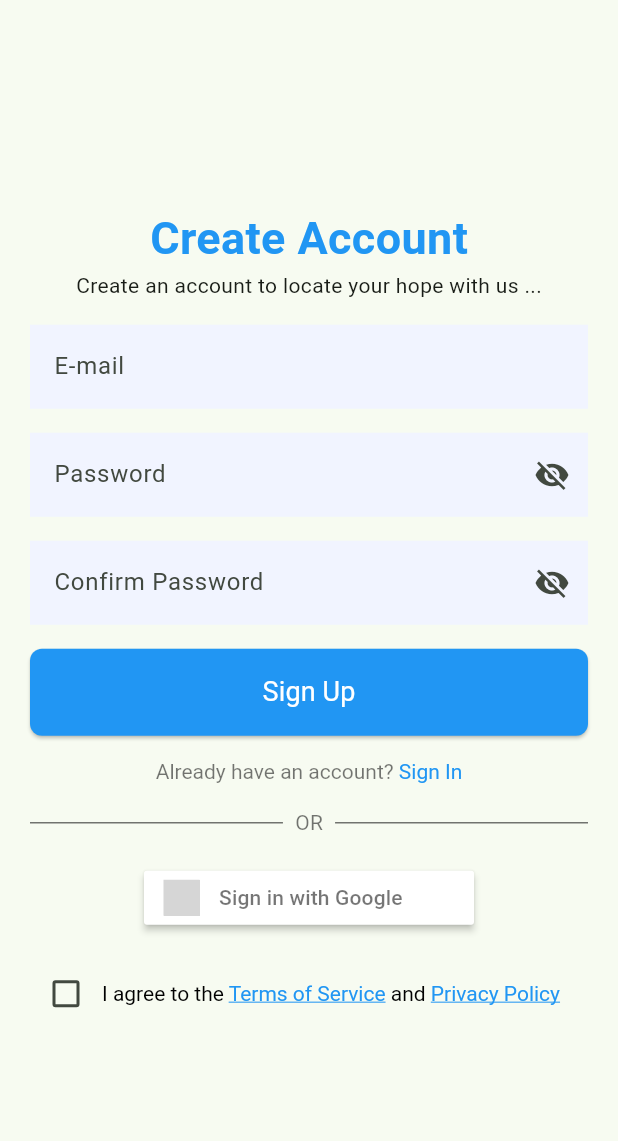
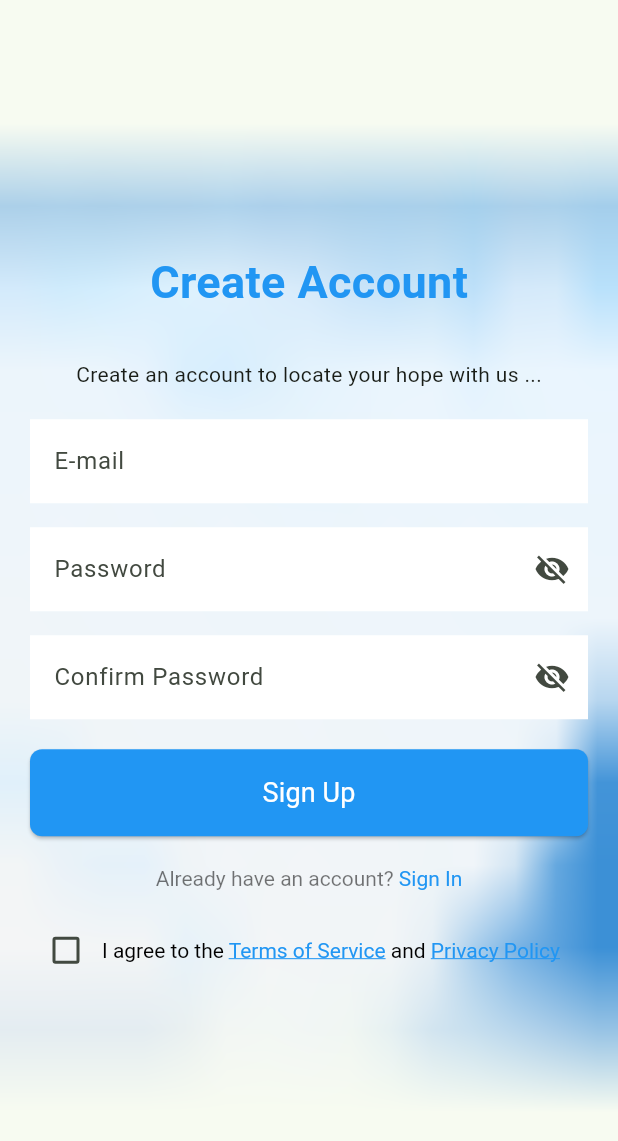
Before and after one commit to ChandulaJ/HarvestLinkApp, a Flutter app: the SignUpPage screen opened directly, on a phone screen of 412 x 824 dp. Shown: the top 1141 px of the screen. Run offline on Flutter 3.47's test engine with Material 3 defaults, Android fonts, the phone set to English and light mode, and no system bars; drawn by our look-alikes of sign_in_button; our stand-ins replace cloud_firestore, easy_search_bar, firebase_core, flutter_svg_provider, get, google_fonts and 1 more; accounts and stored records are empty; grey boxes are pictures that could not be loaded.

Commit message:
Sign in and signup pages designed

```diff
--- a/lib/common/views/pages/signin_page.dart
+++ b/lib/common/views/pages/signin_page.dart
@@ -1,5 +1,6 @@
 import 'package:flutter/gestures.dart';
 import 'package:flutter/material.dart';
+import 'package:flutter_svg_provider/flutter_svg_provider.dart';
 import 'package:get/get.dart';
 import 'package:harvest_delivery/common/views/components/farmerCustomerSelector.dart';
 import 'package:harvest_delivery/customerSide/view/pages/main_page.dart';
@@ -21,15 +22,23 @@ class _SignInPageState extends State<SignInPage> {
   Widget build(BuildContext context) {
     return Scaffold(
       resizeToAvoidBottomInset: false,
-      body: Center(
+      body: Container(
+        decoration: BoxDecoration(
+          image: DecorationImage(
+            image: Svg(
+              'lib/common/views/images/signin_background.svg',
+              size: Size(10, 10),
+            ),
+            fit: BoxFit.fill,
+          ),
+        ),
+        child: Center(
           child: SingleChildScrollView(
             child: Padding(
               padding: const EdgeInsets.all(20.0),
               child: Column(
-              mainAxisAlignment:MainAxisAlignment.spaceAround,
-
+                mainAxisAlignment: MainAxisAlignment.spaceAround,
                 children: [
-
                   // Title
                   Text(
                     "Welcome Back",
@@ -52,7 +61,7 @@ class _SignInPageState extends State<SignInPage> {
                         borderSide: BorderSide(color: Colors.blue),
                       ),
                       filled: true,
-                    fillColor: Color(0xFFF1F4FF),
+                      fillColor: Colors.white,
                       labelText: 'E-mail',
                     ),
                   ),
@@ -68,7 +77,7 @@ class _SignInPageState extends State<SignInPage> {
                         borderSide: BorderSide(color: Colors.blue),
                       ),
                       filled: true,
-                    fillColor: Color(0xFFF1F4FF),
+                      fillColor: Colors.white,
                       labelText: 'Password',
                       suffixIcon: IconButton(
                           icon: Icon(_obscurePassword
@@ -149,6 +158,7 @@ class _SignInPageState extends State<SignInPage> {
             ),
           ),
         ),
+      ),
     );
   }
 }
--- a/lib/common/views/pages/signup_page.dart
+++ b/lib/common/views/pages/signup_page.dart
@@ -1,5 +1,6 @@
 import 'package:flutter/gestures.dart';
 import 'package:flutter/material.dart';
+import 'package:flutter_svg_provider/flutter_svg_provider.dart';
 import 'package:harvest_delivery/common/views/pages/signin_page.dart';
 
 import 'package:sign_in_button/sign_in_button.dart';
@@ -20,7 +21,17 @@ class _SignUpPageState extends State<SignUpPage> {
   Widget build(BuildContext context) {
     return Scaffold(
       resizeToAvoidBottomInset: false,
-      body: Center(
+      body: Container(
+        decoration: BoxDecoration(
+          image: DecorationImage(
+            image: Svg(
+              'lib/common/views/images/signin_background.svg',
+              size: Size(10, 10),
+            ),
+            fit: BoxFit.fill,
+          ),
+        ),
+        child: Center(
           child: SingleChildScrollView(
             child: Padding(
               padding: const EdgeInsets.all(20.0),
@@ -36,11 +47,12 @@ class _SignUpPageState extends State<SignUpPage> {
                       fontSize: 30,
                     ),
                   ),
+                  const SizedBox(height: 30.0),
 
                   // tagline
                   Text("Create an account to locate your hope with us ..."),
 
-                const SizedBox(height: 16),
+                  const SizedBox(height: 20.0),
 
                   // Email
                   TextFormField(
@@ -50,7 +62,7 @@ class _SignUpPageState extends State<SignUpPage> {
                         borderSide: BorderSide(color: Colors.blue),
                       ),
                       filled: true,
-                    fillColor: Color(0xFFF1F4FF),
+                      fillColor: Colors.white,
                       labelText: 'E-mail',
                     ),
                   ),
@@ -66,7 +78,7 @@ class _SignUpPageState extends State<SignUpPage> {
                         borderSide: BorderSide(color: Colors.blue),
                       ),
                       filled: true,
-                    fillColor: Color(0xFFF1F4FF),
+                      fillColor: Colors.white,
                       labelText: 'Password',
                       suffixIcon: IconButton(
                           icon: Icon(_obscurePassword
@@ -91,7 +103,7 @@ class _SignUpPageState extends State<SignUpPage> {
                         borderSide: BorderSide(color: Colors.blue),
                       ),
                       filled: true,
-                    fillColor: Color(0xFFF1F4FF),
+                      fillColor: Colors.white,
                       labelText: 'Confirm Password',
                       suffixIcon: IconButton(
                           icon: Icon(_obscureConfirmPassword
@@ -105,7 +117,7 @@ class _SignUpPageState extends State<SignUpPage> {
                     ),
                   ),
 
-                const SizedBox(height: 16),
+                  const SizedBox(height: 20.0),
 
                   // Button
                   Container(
@@ -128,7 +140,7 @@ class _SignUpPageState extends State<SignUpPage> {
                     ),
                   ),
 
-                const SizedBox(height: 16),
+                  const SizedBox(height: 20.0),
 
                   // Text
                   RichText(
@@ -159,41 +171,6 @@ class _SignUpPageState extends State<SignUpPage> {
 
                   const SizedBox(height: 16),
 
-                // Divider with line
-                Container(
-                  width: MediaQuery.of(context).size.width,
-                  child: const Row(
-                    children: [
-                      Expanded(
-                        child: Divider(
-                          color: Colors.black54,
-                        ),
-                      ),
-                      Padding(
-                        padding: EdgeInsets.symmetric(horizontal: 8.0),
-                        child:
-                            Text("OR", style: TextStyle(color: Colors.black54)),
-                      ),
-                      Expanded(
-                        child: Divider(
-                          color: Colors.black54,
-                        ),
-                      ),
-                    ],
-                  ),
-                ),
-
-                const SizedBox(height: 16),
-
-                SignInButton(
-                  Buttons.google,
-                  text: "Sign in with Google",
-                  onPressed: () {
-                    //TODO: signin btn logic
-                  },
-                ),
-
-                const SizedBox(height: 16),
 
                   // Checkbox with Terms of Service and Privacy Policy
                   Row(
@@ -243,6 +220,7 @@ class _SignUpPageState extends State<SignUpPage> {
             ),
           ),
         ),
+      ),
     );
   }
 }
--- a/pubspec.yaml
+++ b/pubspec.yaml
@@ -44,6 +44,7 @@ dependencies:
   get: ^4.6.6
   sign_in_button: ^3.2.0
   group_button: ^5.3.4
+  flutter_svg_provider: ^1.0.7
 
 dev_dependencies:
   flutter_test:
@@ -70,6 +71,7 @@ flutter:
   # To add assets to your application, add an assets section, like this:
   assets:
     - lib/customerSide/view/images/
+    - lib/common/views/images/
 
   # An image asset can refer to one or more resolution-specific "variants", see
   # https://flutter.dev/assets-and-images/#resolution-aware
```
Also changed, not shown: lib/common/views/images/signin_background.svg (added), pubspec.lock. Lines whose indentation alone changed are shown as unchanged.
